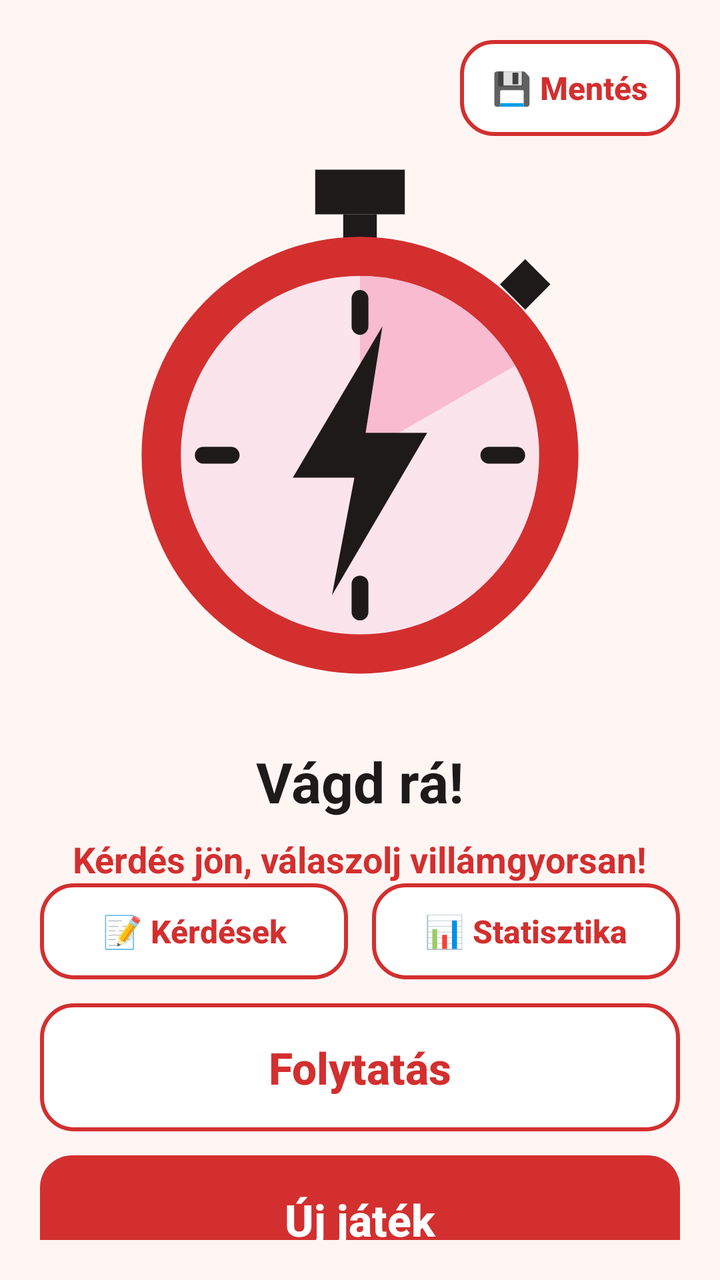
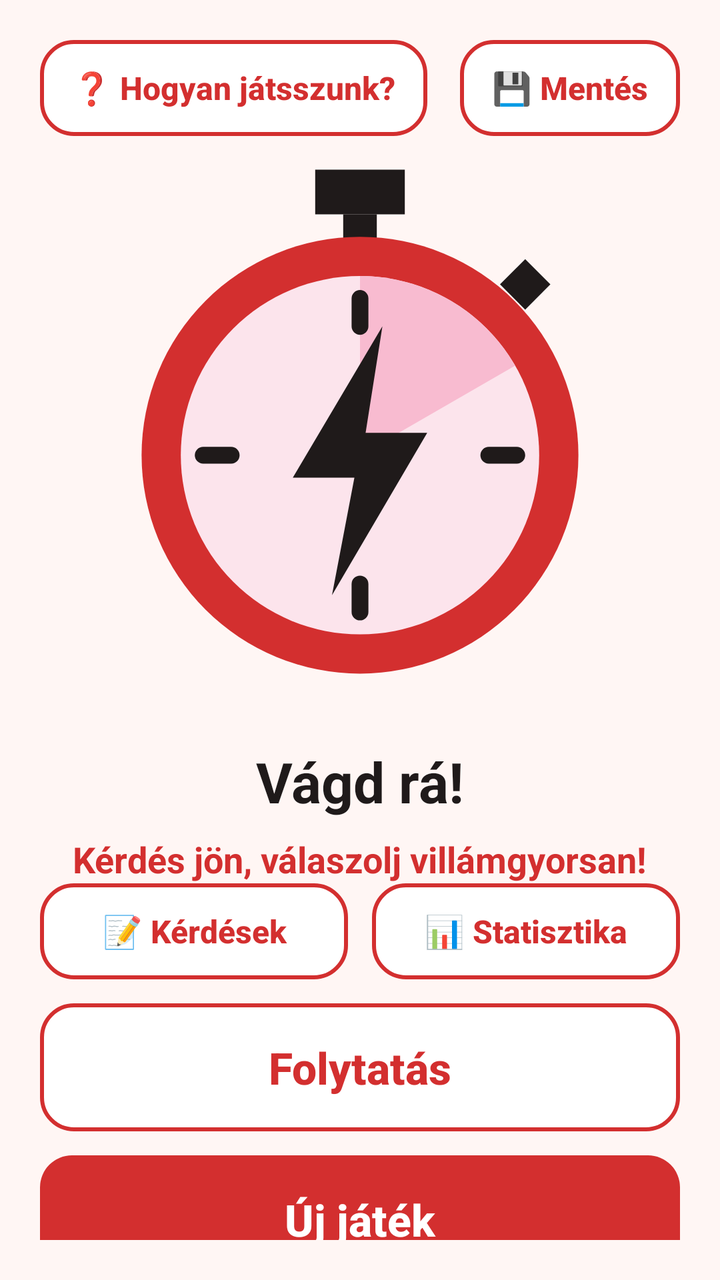

An Android layout rendered at two revisions. The XML below is the earlier revision; the diff shows what the commit changed to produce the second picture.
<!-- AndroidManifest.xml: application theme AppTheme -->
<!-- res/layout/activity_main.xml -->
<?xml version="1.0" encoding="utf-8"?>
<LinearLayout xmlns:android="http://schemas.android.com/apk/res/android"
    xmlns:app="http://schemas.android.com/apk/res-auto"
    xmlns:tools="http://schemas.android.com/tools"
    style="@style/Screen"
    android:gravity="center_horizontal"
    tools:context=".MainActivity">

    <Button
        style="@style/ButtonSmall"
        android:id="@+id/ButtonBackup"
        android:layout_gravity="end"
        android:text="💾 Mentés" />

    <Space
        android:layout_width="match_parent"
        android:layout_height="0dp"
        android:layout_weight="1" />

    <ImageView
        android:layout_width="280dp"
        android:layout_height="280dp"
        android:id="@+id/Image"
        android:contentDescription="@string/app_name"
        app:srcCompat="@drawable/logo" />

    <TextView
        style="@style/ScreenTitle"
        android:id="@+id/Title"
        android:layout_marginTop="24dp"
        android:text="@string/app_name" />

    <TextView
        android:layout_width="wrap_content"
        android:layout_height="wrap_content"
        android:layout_marginTop="8dp"
        android:text="Kérdés jön, válaszolj villámgyorsan!"
        android:textColor="@color/colorPrimary"
        android:textSize="18sp"
        android:textStyle="bold" />

    <Space
        android:layout_width="match_parent"
        android:layout_height="0dp"
        android:layout_weight="1" />

    <LinearLayout
        android:layout_width="match_parent"
        android:layout_height="wrap_content"
        android:layout_marginBottom="12dp"
        android:orientation="horizontal">

        <Button
            style="@style/ButtonSmall"
            android:id="@+id/ButtonQuestions"
            android:layout_width="0dp"
            android:layout_weight="1"
            android:layout_marginEnd="6dp"
            android:text="📝 Kérdések" />

        <Button
            style="@style/ButtonSmall"
            android:id="@+id/ButtonStatistics"
            android:layout_width="0dp"
            android:layout_weight="1"
            android:layout_marginStart="6dp"
            android:text="📊 Statisztika" />
    </LinearLayout>

    <Button
        style="@style/ButtonSecondary"
        android:id="@+id/ButtonContinue"
        android:layout_marginBottom="12dp"
        android:text="Folytatás" />

    <Button
        style="@style/ButtonPrimary"
        android:id="@+id/ButtonStart"
        android:text="Új játék" />

</LinearLayout>
<!-- resources referenced by this layout -->
<resources>
  <color name="colorPrimary">#D32F2F</color>
  <string name="app_name">Vágd rá!</string>
  <style name="ButtonPrimary" parent="ButtonBase">
          <item name="android:background">@drawable/btn_primary</item>
          <item name="android:textColor">@color/onPrimary</item>
      </style>
  <style name="ButtonSecondary" parent="ButtonBase">
          <item name="android:background">@drawable/btn_secondary</item>
          <item name="android:textColor">@color/text_secondary_button</item>
      </style>
  <style name="ButtonSmall" parent="ButtonSecondary">
          <item name="android:layout_width">wrap_content</item>
          <item name="android:layout_height">48dp</item>
          <item name="android:textSize">16sp</item>
          <item name="android:paddingStart">16dp</item>
          <item name="android:paddingEnd">16dp</item>
      </style>
  <style name="Screen">
          <item name="android:layout_width">match_parent</item>
          <item name="android:layout_height">match_parent</item>
          <item name="android:orientation">vertical</item>
          <item name="android:padding">20dp</item>
          <item name="android:background">@color/background</item>
      </style>
  <style name="ScreenTitle">
          <item name="android:layout_width">wrap_content</item>
          <item name="android:layout_height">wrap_content</item>
          <item name="android:textSize">28sp</item>
          <item name="android:textStyle">bold</item>
          <item name="android:textColor">@color/textPrimary</item>
      </style>
  <style name="AppTheme" parent="Theme.AppCompat.DayNight.NoActionBar">
          <item name="colorPrimary">@color/colorPrimary</item>
          <item name="colorPrimaryDark">@color/colorPrimaryDark</item>
          <item name="colorAccent">@color/colorAccent</item>
          <item name="android:windowBackground">@color/background</item>
          <item name="android:textColorPrimary">@color/textPrimary</item>
          <item name="android:textColorSecondary">@color/textSecondary</item>
      </style>
  <color name="textPrimary">#1F1A1A</color>
  <color name="pinkLight">#FCE4EC</color>
  <color name="pink">#F8BBD0</color>
  <style name="ButtonBase" parent="Widget.AppCompat.Button">
          <item name="android:layout_width">match_parent</item>
          <item name="android:layout_height">64dp</item>
          <item name="android:textSize">22sp</item>
          <item name="android:textStyle">bold</item>
          <item name="android:textAllCaps">false</item>
          <item name="android:stateListAnimator">@null</item>
          <item name="android:paddingStart">20dp</item>
          <item name="android:paddingEnd">20dp</item>
      </style>
  <!-- drawable btn_primary (drawable) -->
  <?xml version="1.0" encoding="utf-8"?>
  <selector xmlns:android="http://schemas.android.com/apk/res/android">
      <item android:state_enabled="false">
          <shape android:shape="rectangle">
              <corners android:radius="16dp" />
              <solid android:color="@color/disabled" />
          </shape>
      </item>
      <item android:state_pressed="true">
          <shape android:shape="rectangle">
              <corners android:radius="16dp" />
              <solid android:color="@color/colorPrimaryDark" />
          </shape>
      </item>
      <item>
          <shape android:shape="rectangle">
              <corners android:radius="16dp" />
              <solid android:color="@color/colorPrimary" />
          </shape>
      </item>
  </selector>
  <color name="onPrimary">#FFFFFF</color>
  <color name="background">#FFF6F4</color>
  <color name="colorPrimaryDark">#9A0007</color>
  <color name="colorAccent">#D32F2F</color>
  <color name="textSecondary">#6E6262</color>
  <color name="disabled">#E0D6D5</color>
  <color name="surface">#FFFFFF</color>
  <!-- unchanged entries left out for length: 2 -->
</resources>

<!-- the commit's change to res/layout/activity_main.xml (unified diff, before → after) -->
@@ -6,11 +6,26 @@
     android:gravity="center_horizontal"
     tools:context=".MainActivity">
 
-    <Button
-        style="@style/ButtonSmall"
-        android:id="@+id/ButtonBackup"
-        android:layout_gravity="end"
-        android:text="💾 Mentés" />
+    <LinearLayout
+        android:layout_width="match_parent"
+        android:layout_height="wrap_content"
+        android:orientation="horizontal">
+
+        <Button
+            style="@style/ButtonSmall"
+            android:id="@+id/ButtonHelp"
+            android:text="❓ Hogyan játsszunk?" />
+
+        <Space
+            android:layout_width="0dp"
+            android:layout_height="0dp"
+            android:layout_weight="1" />
+
+        <Button
+            style="@style/ButtonSmall"
+            android:id="@+id/ButtonBackup"
+            android:text="💾 Mentés" />
+    </LinearLayout>
 
     <Space
         android:layout_width="match_parent"
